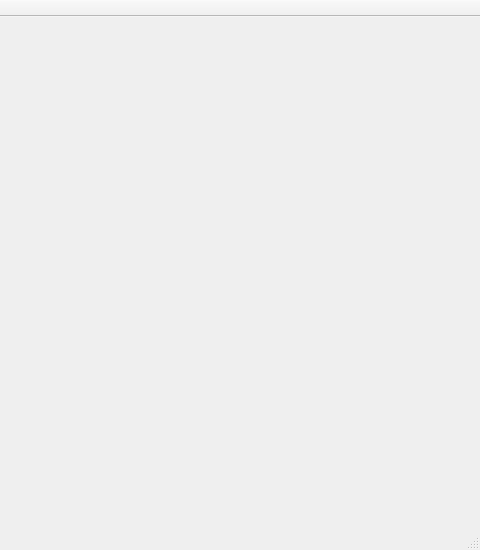
The window that svarozhich/src/mainwindow.ui (asemenovv/lada) describes before a commit, drawn with Qt 5; both pictures show x 244 to 724 and y 0 to 550 of the 724 by 550 pixel window.
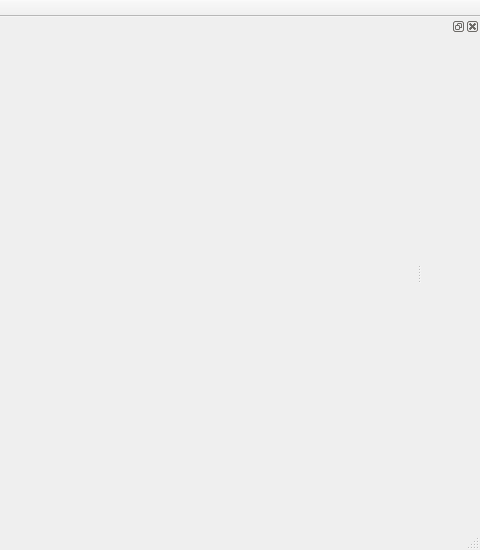
The same window after the commit. Custom widgets are drawn as their Qt base class.

What changed in the file:
```diff
--- a/svarozhich/src/mainwindow.ui
+++ b/svarozhich/src/mainwindow.ui
@@ -54,6 +54,12 @@
    </widget>
   </widget>
   <widget class="QStatusBar" name="statusBar"/>
+  <widget class="QDockWidget" name="dockInspector">
+   <attribute name="dockWidgetArea">
+    <number>2</number>
+   </attribute>
+   <widget class="InspectorWidget" name="dockWidgetContents_2"/>
+  </widget>
  </widget>
  <customwidgets>
   <customwidget>
@@ -62,6 +68,12 @@
    <header>scene/SceneHierarchyWidget.h</header>
    <container>1</container>
   </customwidget>
+  <customwidget>
+   <class>InspectorWidget</class>
+   <extends>QWidget</extends>
+   <header>inspector/InspectorWidget.h</header>
+   <container>1</container>
+  </customwidget>
  </customwidgets>
  <resources/>
  <connections/>
```
Left out of the diff: 15 changed lines with no effect on the pictures.
